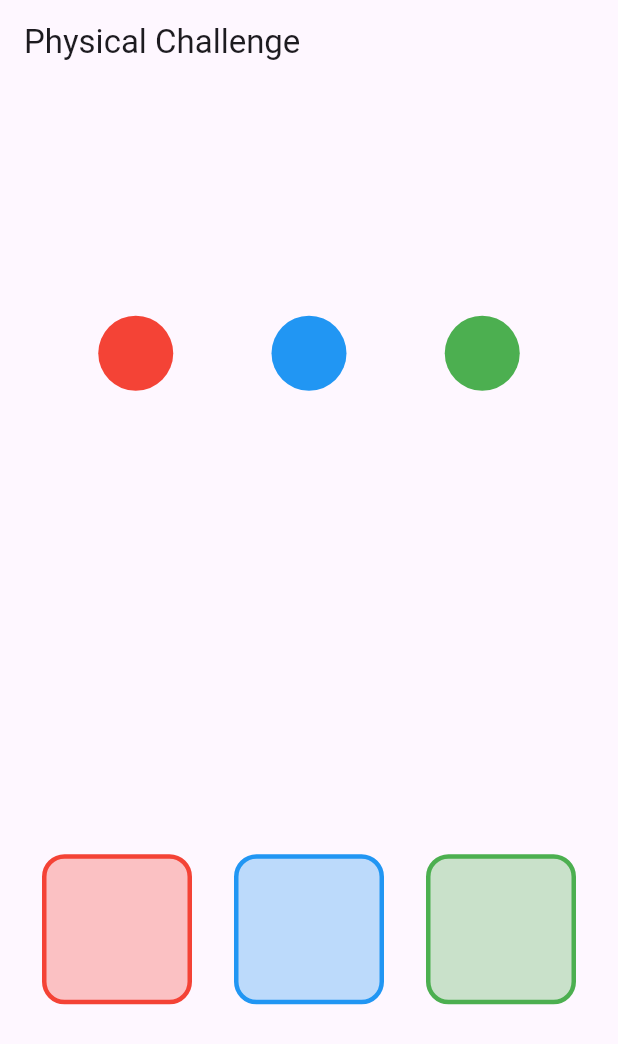
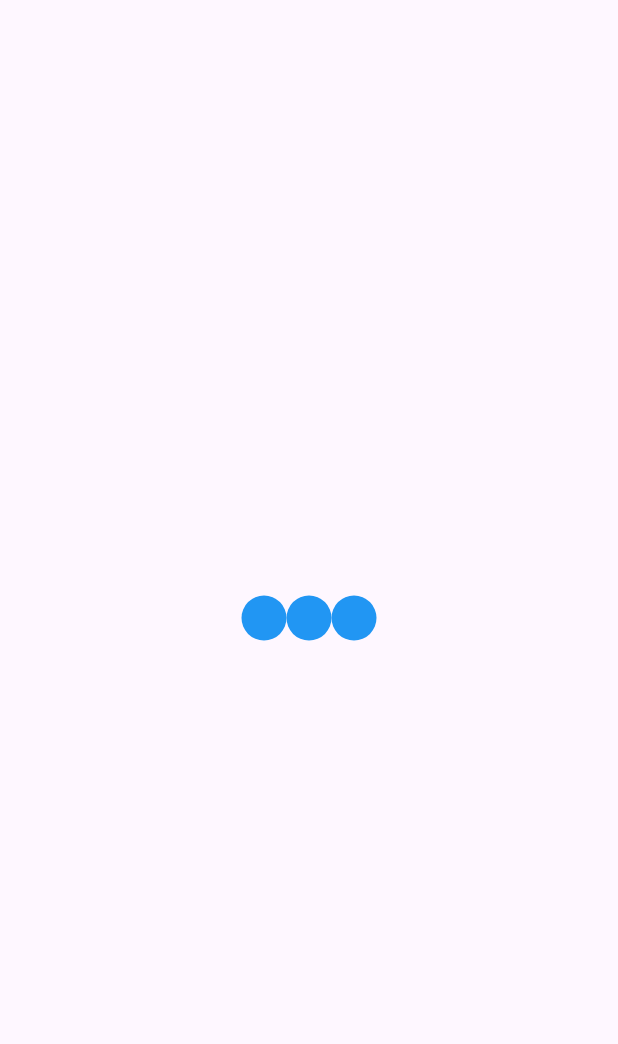
Before and after one commit to RiadHaidar/AdvancedWidgetsChallenge, a Flutter app: the screen it shows after launch, on a phone screen of 412 x 824 dp. Shown: the top 1044 px of the screen. Run offline on Flutter 3.47's test engine with Material 3 defaults, Android fonts, the phone set to English and light mode, and no system bars.

Commit message:
third challenge

```diff
--- a/lib/main.dart
+++ b/lib/main.dart
@@ -1,5 +1,6 @@
 import 'package:challenge/first_challenge.dart';
 import 'package:challenge/second_challenge.dart';
+import 'package:challenge/third_challenge.dart';
 import 'package:flutter/material.dart';
 
 void main() {
@@ -14,7 +15,7 @@ class MyApp extends StatelessWidget {
     return MaterialApp(
       title: 'Flutter Demo',
       theme: ThemeData(primarySwatch: Colors.blue),
-      home: const SecondChallenge(),
+      home: const ThirdChallenge(),
     );
   }
 }
--- /dev/null
+++ b/lib/third_challenge.dart
@@ -0,0 +1,192 @@
+import 'package:flutter/material.dart';
+
+class ThirdChallenge extends StatefulWidget {
+  const ThirdChallenge({super.key});
+
+  @override
+  State<ThirdChallenge> createState() => _ThirdChallengeState();
+}
+
+class _ThirdChallengeState extends State<ThirdChallenge>
+    with SingleTickerProviderStateMixin {
+  late AnimationController controller;
+  late Animation<double> sizeAnimationFirst;
+    late Animation<double> sizeAnimationSecond;
+    late Animation<double> sizeAnimationThrid;
+
+late Animation<Color?> colorAnimation;
+
+  @override
+  void initState() {
+    // TODO: implement initState
+    super.initState();
+
+    controller = AnimationController(
+      vsync: this,
+      duration: const Duration(seconds:2),
+    );
+
+    sizeAnimationFirst = Tween<double>(
+      begin: 15,
+      end:30,
+    ).animate(CurvedAnimation(parent: controller, curve: Interval(0.0, 0.3, curve: Curves.easeOutBack)
+    )
+    );
+
+
+    sizeAnimationSecond = Tween<double>(
+      begin: 15,
+      end:30,
+    ).animate(CurvedAnimation(parent: controller, curve: Interval(0.3, 0.6, curve: Curves.easeOutBack)));
+
+
+
+    sizeAnimationThrid = Tween<double>(
+      begin: 15,
+      end:30,
+    ).animate(CurvedAnimation(parent: controller, curve: Interval(0.6, 0.9, curve: Curves.easeOutBack)));
+
+
+
+
+      colorAnimation = ColorTween(
+    begin: Colors.blue.withValues(alpha: 0.4),
+    end: Colors.blue,
+  ).animate(controller);
+
+    controller.forward();
+  }
+
+  @override
+  void dispose() {
+    controller.dispose();
+    super.dispose();
+  }
+
+  @override
+  Widget build(BuildContext context) {
+    return Scaffold(
+      body: Center(
+        child: Row(
+          mainAxisAlignment: MainAxisAlignment.center,
+          children: [
+            circleAnimatedBuilder(sizeAnimationFirst),
+                        circleAnimatedBuilder(sizeAnimationSecond),
+
+            circleAnimatedBuilder(sizeAnimationThrid),
+
+          ],
+        ),
+      ),
+    );
+  }
+
+  Widget circleAnimatedBuilder(Animation<double>  sizeAnimation){
+    return AnimatedBuilder(
+          animation: sizeAnimation,
+          builder: (context, child) {
+            return Container(
+              decoration: BoxDecoration(
+                shape: BoxShape.circle,
+                color:colorAnimation.value,
+              ),
+              width: sizeAnimation.value,
+              height: sizeAnimation.value,
+            );
+          },
+        );
+  }
+
+
+
+}
+
+class ThirdChallengeSimpleWay extends StatefulWidget {
+  const ThirdChallengeSimpleWay({super.key});
+
+  @override
+  State<ThirdChallengeSimpleWay> createState() =>
+      _ThirdChallengeSimpleWayState();
+}
+
+class _ThirdChallengeSimpleWayState extends State<ThirdChallengeSimpleWay> {
+  bool first = true;
+  bool second = true;
+  bool third = true;
+
+  @override
+  void initState() {
+    super.initState();
+
+    Future.delayed(Duration(milliseconds: 200), () {
+          setState(() {
+            first = false;
+          });
+        })
+        .then((x) {
+          Future.delayed(Duration(milliseconds: 300), () {
+            setState(() {
+              second = false;
+            });
+          });
+        })
+        .then((v) {
+          Future.delayed(Duration(milliseconds: 400), () {
+            setState(() {
+              third = false;
+            });
+          });
+        });
+  }
+
+  @override
+  Widget build(BuildContext context) {
+    return Scaffold(
+      body: Center(
+        child: Row(
+          mainAxisAlignment: MainAxisAlignment.center,
+          children: [
+            AnimatedContainer(
+              curve: Curves.elasticOut,
+              decoration: BoxDecoration(
+                shape: BoxShape.circle,
+                color: first ? Colors.blue.withValues(alpha: 0.4) : Colors.blue,
+              ),
+              duration: Duration(seconds: 1),
+
+              width: first ? 20.0 : 50.0,
+              height: first ? 20.0 : 50.0,
+            ),
+
+            AnimatedContainer(
+              curve: Curves.elasticOut,
+              decoration: BoxDecoration(
+                shape: BoxShape.circle,
+                color: second
+                    ? Colors.blue.withValues(alpha: 0.4)
+                    : Colors.blue,
+              ),
+              duration: Duration(seconds: 1),
+
+              width: second ? 20.0 : 50.0,
+              height: second ? 20.0 : 50.0,
+            ),
+
+            AnimatedContainer(
+              curve: Curves.elasticOut,
+              decoration: BoxDecoration(
+                shape: BoxShape.circle,
+                color: third ? Colors.blue.withValues(alpha: 0.4) : Colors.blue,
+              ),
+              duration: Duration(seconds: 1),
+
+              width: third ? 25.0 : 50.0,
+              height: third ? 25.0 : 50.0,
+            ),
+          ],
+        ),
+      ),
+      appBar: AppBar(title: Text('Loading animation')),
+    );
+  }
+}
```
Also changed, not shown: 5 other files.
